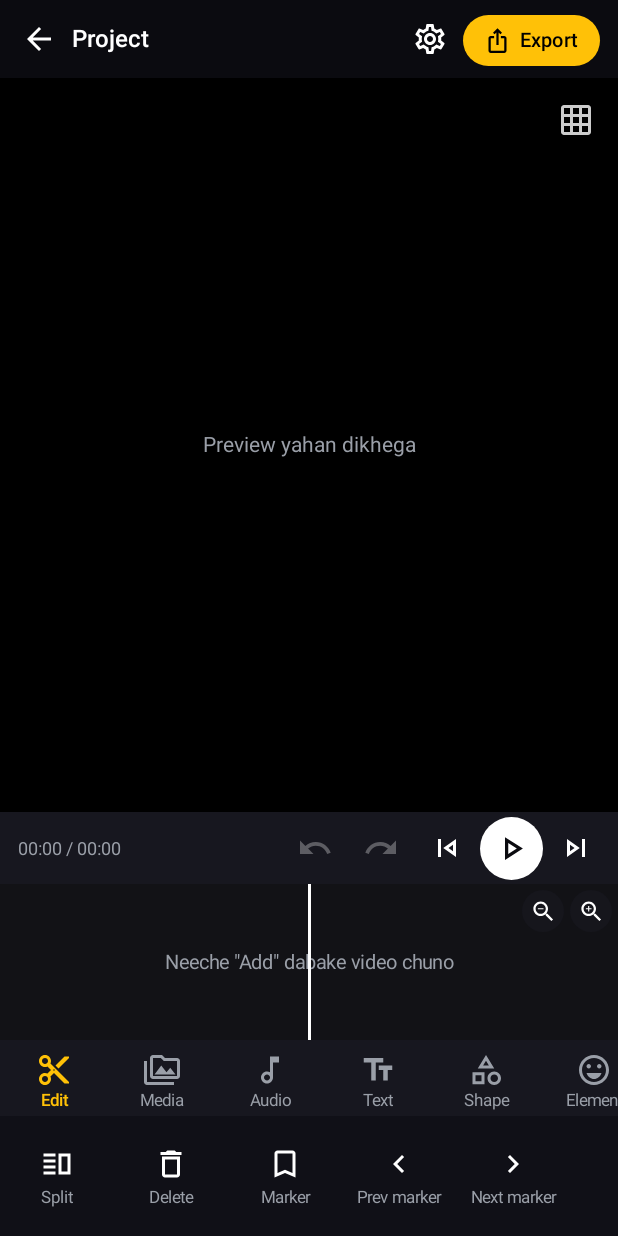
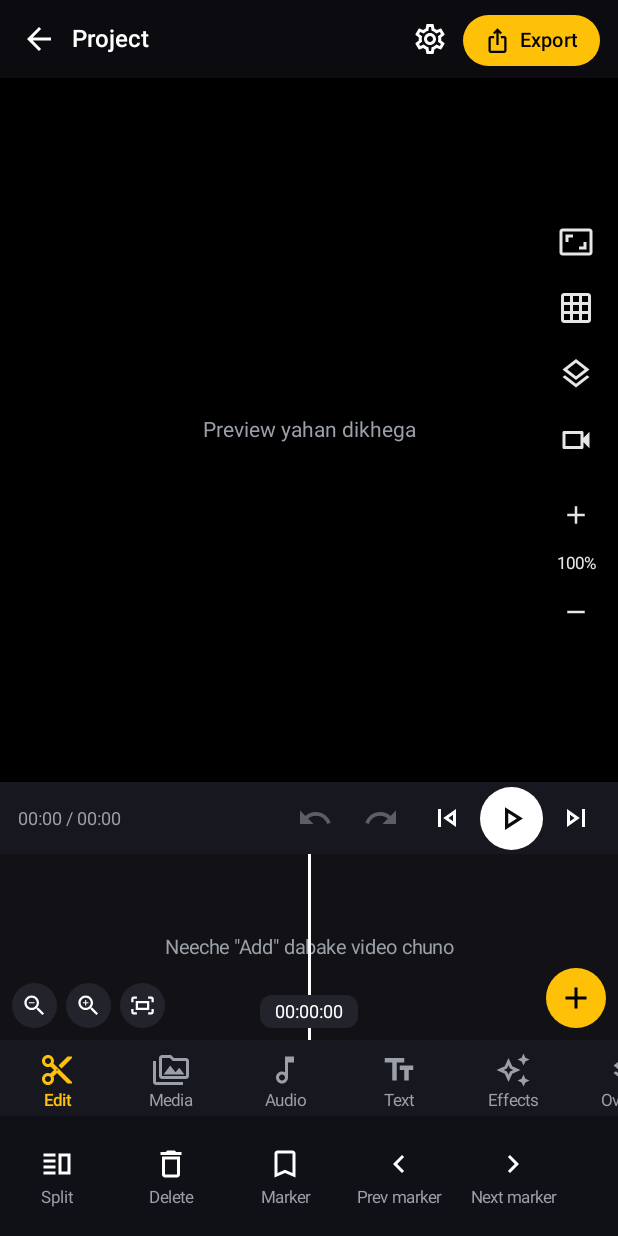
Before and after one commit to aaidiajay/BoldCut, an Android app built with Jetpack Compose: the composable EditorScreen called with empty values, on a phone screen of 412 x 824 dp. Run offline under Robolectric (Android 15) with nearby library versions, the phone set to English and light mode, and no system bars.

Commit message:
step 6.1 ruler zoom grid sidebar tools

```diff
--- a/app/build.gradle.kts
+++ b/app/build.gradle.kts
@@ -11,8 +11,8 @@ android {
         applicationId = "com.boldframe.boldcut"
         minSdk = 26
         targetSdk = 34
-        versionCode = 7
-        versionName = "0.6"
+        versionCode = 8
+        versionName = "0.6.1"
     }
 
     buildTypes {
--- a/app/src/main/java/com/boldframe/boldcut/EditorScreen.kt
+++ b/app/src/main/java/com/boldframe/boldcut/EditorScreen.kt
@@ -9,7 +9,9 @@ import androidx.activity.result.contract.ActivityResultContracts
 import androidx.compose.foundation.background
 import androidx.compose.foundation.clickable
 import androidx.compose.foundation.horizontalScroll
+import androidx.compose.foundation.gestures.detectTransformGestures
 import androidx.compose.foundation.layout.Box
+import androidx.compose.foundation.layout.BoxWithConstraints
 import androidx.compose.foundation.layout.Column
 import androidx.compose.foundation.layout.PaddingValues
 import androidx.compose.foundation.layout.Row
@@ -17,11 +19,14 @@ import androidx.compose.foundation.layout.Spacer
 import androidx.compose.foundation.layout.fillMaxSize
 import androidx.compose.foundation.layout.fillMaxWidth
 import androidx.compose.foundation.layout.height
+import androidx.compose.foundation.layout.offset
 import androidx.compose.foundation.layout.padding
+import androidx.compose.foundation.layout.requiredSize
 import androidx.compose.foundation.layout.size
 import androidx.compose.foundation.layout.width
 import androidx.compose.foundation.rememberScrollState
 import androidx.compose.foundation.shape.CircleShape
+import androidx.compose.foundation.shape.RoundedCornerShape
 import androidx.compose.material.icons.Icons
 import androidx.compose.material.icons.outlined.*
 import androidx.compose.material3.Button
@@ -40,12 +45,17 @@ import androidx.compose.runtime.snapshotFlow
 import androidx.compose.ui.Alignment
 import androidx.compose.ui.Modifier
 import androidx.compose.ui.draw.clip
+import androidx.compose.ui.draw.clipToBounds
+import androidx.compose.ui.geometry.Offset
+import androidx.compose.ui.input.pointer.pointerInput
 import androidx.compose.ui.graphics.Color
 import androidx.compose.ui.graphics.vector.ImageVector
+import androidx.compose.ui.platform.LocalConfiguration
 import androidx.compose.ui.platform.LocalContext
 import androidx.compose.ui.platform.LocalDensity
 import androidx.compose.ui.text.font.FontWeight
 import androidx.compose.ui.text.style.TextOverflow
+import androidx.compose.ui.unit.IntOffset
 import androidx.compose.ui.unit.dp
 import androidx.compose.ui.unit.sp
 import androidx.compose.ui.viewinterop.AndroidView
@@ -66,18 +76,27 @@ import kotlin.math.roundToInt
 private fun fmt(ms: Long): String =
     String.format(Locale.US, "%02d:%02d", ms / 60000, (ms / 1000) % 60)
 
-// Bottom tool tabs. step = kis step me kaam karega
-private enum class ToolTab(val label: String, val icon: ImageVector, val step: Int?) {
+// Bottom tool tabs (reference jaisa poora list). step = kis step me kaam karega
+private enum class ToolTab(val label: String, val icon: ImageVector, val step: Int?, val ai: Boolean = false) {
     Edit("Edit", Icons.Outlined.ContentCut, null),
     Media("Media", Icons.Outlined.PermMedia, null),
     Audio("Audio", Icons.Outlined.MusicNote, 11),
     Text("Text", Icons.Outlined.TextFields, 11),
+    Effects("Effects", Icons.Outlined.AutoAwesome, 12),
+    Overlay("Overlay", Icons.Outlined.Layers, 9),
+    Captions("Captions", Icons.Outlined.Subtitles, 14),
+    Filters("Filters", Icons.Outlined.FilterVintage, 12),
+    Adjust("Adjust", Icons.Outlined.Tune, 12),
+    Stickers("Stickers", Icons.Outlined.StickyNote2, 9),
     Shape("Shape", Icons.Outlined.Category, 9),
-    Element("Element", Icons.Outlined.EmojiEmotions, 9),
-    Template("Template", Icons.Outlined.ViewQuilt, 14),
     Draw("Freehand", Icons.Outlined.Gesture, 9),
     Vector("Vector", Icons.Outlined.Create, 9),
-    Effects("Effects", Icons.Outlined.AutoAwesome, 12)
+    Generate("Generate", Icons.Outlined.CreateNewFolder, 14, true),
+    Avatar("AI avatar", Icons.Outlined.Face, 14, true),
+    Transcript("Transcript", Icons.Outlined.Article, 14),
+    Aspect("Aspect", Icons.Outlined.AspectRatio, 8),
+    Background("Background", Icons.Outlined.Texture, 8),
+    Template("Templates", Icons.Outlined.ViewQuilt, 14)
 }
 
 @Composable
@@ -105,7 +124,12 @@ fun EditorScreen(projectId: String, onBack: () -> Unit, onOpenSettings: () -> Un
     var tab by remember { mutableStateOf(ToolTab.Edit) }
     var showExport by remember { mutableStateOf(false) }
     var showSpeed by remember { mutableStateOf(false) }
-    var gridMode by remember { mutableStateOf(GridMode.OFF) }
+    var grid by remember { mutableStateOf(GridConfig()) }
+    var showGrid by remember { mutableStateOf(false) }
+    var pz by remember { mutableStateOf(1f) }
+    var pan by remember { mutableStateOf(Offset.Zero) }
+    var videoHidden by remember { mutableStateOf(false) }
+    val screenWdp = LocalConfiguration.current.screenWidthDp
     var videoSize by remember { mutableStateOf<Pair<Int, Int>?>(null) }
     var exportSettings by remember { mutableStateOf(ExportSettings()) }
     val thumbKey = remember { arrayOf<String?>(null) }
@@ -120,7 +144,17 @@ fun EditorScreen(projectId: String, onBack: () -> Unit, onOpenSettings: () -> Un
     fun totalMs(): Long = clips.sumOf { it.lengthMs }
 
     fun zoomBy(f: Float) {
-        dpPerSec = (dpPerSec * f).coerceIn(8f, 400f)
+        dpPerSec = (dpPerSec * f).coerceIn(MIN_DPS, MAX_DPS)
+    }
+
+    // Poora project screen me fit karo
+    fun fitZoom() {
+        val sec = totalMs() / 1000f
+        if (sec <= 0f) {
+            toast("Pehle video add karo")
+            return
+        }
+        dpPerSec = (screenWdp * 0.85f / sec).coerceIn(MIN_DPS, MAX_DPS)
     }
 
     // ---- Project save ----
@@ -463,11 +497,31 @@ fun EditorScreen(projectId: String, onBack: () -> Unit, onOpenSettings: () -> Un
             Spacer(Modifier.width(8.dp))
         }
 
-        // Preview + grid
+        // Preview: zoom/pan + grid + right side toolbar
+        BoxWithConstraints(
+            Modifier
+                .weight(1f)
+                .fillMaxWidth()
+                .background(c.previewBg)
+                .clipToBounds()
+                .pointerInput(Unit) {
+                    detectTransformGestures { _, panChange, zoomChange, _ ->
+                        pz = (pz * zoomChange).coerceIn(0.25f, 4f)
+                        pan = if (pz > 1f) pan + panChange else Offset.Zero
+                    }
+                }
+        ) {
+            val boxW = maxWidth
+            val boxH = maxHeight
+            val vs = videoSize
+            val aspect = if (vs != null) vs.first.toFloat() / vs.second.toFloat() else 16f / 9f
             Box(
-            Modifier.weight(1f).fillMaxWidth().background(c.previewBg),
-            contentAlignment = Alignment.Center
+                Modifier
+                    .align(Alignment.Center)
+                    .requiredSize(boxW * pz, boxH * pz)
+                    .offset { IntOffset(pan.x.roundToInt(), pan.y.roundToInt()) }
             ) {
+                if (!videoHidden) {
                     AndroidView(
                         modifier = Modifier.fillMaxSize(),
                         factory = { ctxView ->
@@ -477,22 +531,36 @@ fun EditorScreen(projectId: String, onBack: () -> Unit, onOpenSettings: () -> Un
                             }
                         }
                     )
-            val vs = videoSize
-            val aspect = if (vs != null) vs.first.toFloat() / vs.second.toFloat() else 16f / 9f
-            GridOverlay(gridMode, aspect, Modifier.fillMaxSize())
+                }
+                GridOverlay(grid, aspect, Modifier.fillMaxSize())
+            }
             if (clips.isEmpty()) {
-                Text("Preview yahan dikhega", color = c.muted, fontSize = 14.sp)
-            }
-            Box(Modifier.align(Alignment.TopEnd).padding(6.dp)) {
-                IconBtn(
-                    Icons.Outlined.GridOn,
-                    onClick = {
-                        gridMode = GridMode.values()[(gridMode.ordinal + 1) % GridMode.values().size]
-                        toast(gridMode.label)
-                    },
-                    tint = if (gridMode == GridMode.OFF) Color(0xCCFFFFFF) else c.accent
+                Text(
+                    "Preview yahan dikhega",
+                    color = c.muted,
+                    fontSize = 14.sp,
+                    modifier = Modifier.align(Alignment.Center)
                 )
             }
+            PreviewSideBar(
+                modifier = Modifier.align(Alignment.CenterEnd),
+                zoomPct = (pz * 100).roundToInt(),
+                gridOn = grid.enabled,
+                videoHidden = videoHidden,
+                onAspect = { toast("Aspect ratio Step 8 me") },
+                onGrid = { showGrid = true },
+                onLayers = { toast("Layers panel Step 9 me") },
+                onToggleVideo = { videoHidden = !videoHidden },
+                onZoomIn = { pz = (pz * 1.25f).coerceIn(0.25f, 4f) },
+                onZoomOut = {
+                    pz = (pz / 1.25f).coerceIn(0.25f, 4f)
+                    if (pz <= 1f) pan = Offset.Zero
+                },
+                onZoomReset = {
+                    pz = 1f
+                    pan = Offset.Zero
+                }
+            )
         }
 
         // Transport row
@@ -535,6 +603,8 @@ fun EditorScreen(projectId: String, onBack: () -> Unit, onOpenSettings: () -> Un
             scrollState = scrollState,
             dpPerSec = dpPerSec,
             onZoom = { zoomBy(it) },
+            onFit = { fitZoom() },
+            onAdd = { addVideo() },
             onSelect = { selectedId = if (selectedId == it) null else it },
             onSeek = { ms ->
                 posMs = ms
@@ -563,12 +633,27 @@ fun EditorScreen(projectId: String, onBack: () -> Unit, onOpenSettings: () -> Un
                         val sel = t == tab
                         Column(
                             Modifier
-                                .width(72.dp)
+                                .width(76.dp)
                                 .clickable { tab = t }
                                 .padding(top = 8.dp, bottom = 4.dp),
                             horizontalAlignment = Alignment.CenterHorizontally
                         ) {
+                            Box {
                                 BcIcon(t.icon, tint = if (sel) c.accent else c.muted, size = 24.dp)
+                                if (t.ai) {
+                                    Text(
+                                        "AI",
+                                        fontSize = 8.sp,
+                                        color = Color.Black,
+                                        fontWeight = FontWeight.Bold,
+                                        modifier = Modifier
+                                            .align(Alignment.TopEnd)
+                                            .offset(x = 8.dp, y = (-4).dp)
+                                            .background(Color(0xFF3DE0FF), RoundedCornerShape(4.dp))
+                                            .padding(horizontal = 3.dp)
+                                    )
+                                }
+                            }
                             Spacer(Modifier.height(2.dp))
                             Text(
                                 t.label,
@@ -613,6 +698,11 @@ fun EditorScreen(projectId: String, onBack: () -> Unit, onOpenSettings: () -> Un
                 }
             }
         }
+    }
+
+    // ---- Grid sheet ----
+    if (showGrid) {
+        GridSheet(grid, onChange = { grid = it }, onDismiss = { showGrid = false })
     }
 
     // ---- Speed sheet ----
@@ -661,3 +751,47 @@ fun EditorScreen(projectId: String, onBack: () -> Unit, onOpenSettings: () -> Un
         else -> {}
     }
 }
+
+@Composable
+private fun PreviewSideBar(
+    modifier: Modifier,
+    zoomPct: Int,
+    gridOn: Boolean,
+    videoHidden: Boolean,
+    onAspect: () -> Unit,
+    onGrid: () -> Unit,
+    onLayers: () -> Unit,
+    onToggleVideo: () -> Unit,
+    onZoomIn: () -> Unit,
+    onZoomOut: () -> Unit,
+    onZoomReset: () -> Unit
+) {
+    val c = Bc.c
+    val white = Color(0xE6FFFFFF)
+    Column(
+        modifier
+            .padding(6.dp)
+            .clip(RoundedCornerShape(18.dp))
+            .background(Color(0x88000000)),
+        horizontalAlignment = Alignment.CenterHorizontally
+    ) {
+        IconBtn(Icons.Outlined.AspectRatio, onAspect, tint = white)
+        IconBtn(Icons.Outlined.GridOn, onGrid, tint = if (gridOn) c.accent else white)
+        IconBtn(Icons.Outlined.Layers, onLayers, tint = white)
+        IconBtn(
+            if (videoHidden) Icons.Outlined.VideocamOff else Icons.Outlined.Videocam,
+            onToggleVideo,
+            tint = white
+        )
+        Spacer(Modifier.height(6.dp))
+        IconBtn(Icons.Outlined.Add, onZoomIn, tint = white, size = 20.dp)
+        Text(
+            "$zoomPct%",
+            color = white,
+            fontSize = 11.sp,
+            modifier = Modifier.clickable(onClick = onZoomReset).padding(vertical = 4.dp, horizontal = 4.dp)
+        )
+        IconBtn(Icons.Outlined.Remove, onZoomOut, tint = white, size = 20.dp)
+        Spacer(Modifier.height(4.dp))
+    }
+}
--- a/app/src/main/java/com/boldframe/boldcut/Settings.kt
+++ b/app/src/main/java/com/boldframe/boldcut/Settings.kt
@@ -95,7 +95,7 @@ fun SettingsScreen(mode: ThemeMode, onMode: (ThemeMode) -> Unit, onClose: () ->
                     .padding(16.dp)
             ) {
                 Text("BoldCut", color = c.text, fontSize = 16.sp, fontWeight = FontWeight.SemiBold)
-                Text("Version 0.6", color = c.muted, fontSize = 13.sp)
+                Text("Version 0.6.1", color = c.muted, fontSize = 13.sp)
             }
             Spacer(Modifier.height(24.dp))
         }
--- a/app/src/main/java/com/boldframe/boldcut/Timeline.kt
+++ b/app/src/main/java/com/boldframe/boldcut/Timeline.kt
@@ -55,6 +55,9 @@ import androidx.compose.ui.input.pointer.pointerInput
 import androidx.compose.ui.input.pointer.positionChanged
 import androidx.compose.ui.layout.ContentScale
 import androidx.compose.ui.platform.LocalContext
+import androidx.compose.ui.text.TextStyle
+import androidx.compose.ui.text.drawText
+import androidx.compose.ui.text.rememberTextMeasurer
 import androidx.compose.ui.platform.LocalDensity
 import androidx.compose.ui.unit.dp
 import androidx.compose.ui.unit.sp
@@ -65,15 +68,38 @@ import kotlin.math.ceil
 import kotlin.math.roundToInt
 
 const val BASE_DP_PER_SEC = 50f
+const val MIN_DPS = 0.2f
+const val MAX_DPS = 600f
+private val RULER_STEPS = doubleArrayOf(0.1, 0.2, 0.5, 1.0, 2.0, 5.0, 10.0, 15.0, 30.0, 60.0, 120.0, 300.0, 600.0, 1800.0, 3600.0)
 private const val TILE_DP = 90f
 private const val MAX_FRAMES = 150
 private const val MIN_CLIP_MS = 300L
 private val Accent = Color(0xFFFFC107)
 private val MarkerColor = Color(0xFF2EC4B6)
 
+fun timecode(ms: Long): String {
+    val m = ms / 60000
+    val sec = (ms / 1000) % 60
+    val f = (ms % 1000) * 30 / 1000
+    return String.format(Locale.US, "%02d:%02d:%02d", m, sec, f)
+}
+
+private fun rulerLabel(t: Double, major: Double): String {
+    val total = (t * 1000).roundToInt()
+    val h = total / 3600000
+    val m = (total / 60000) % 60
+    val s = (total / 1000) % 60
+    val d = (total % 1000) / 100
+    return when {
+        h > 0 -> String.format(Locale.US, "%d:%02d:%02d", h, m, s)
+        major < 1.0 -> String.format(Locale.US, "%02d:%02d.%d", m, s, d)
+        else -> String.format(Locale.US, "%02d:%02d", m, s)
+    }
+}
+
 /**
  * CapCut-style timeline: playhead beech me fixed, clips scroll hote hain.
- * Do ungliyon se pinch karke zoom (lambi/choti) hota hai.
+ * Pinch se zoom, neeche-left me zoom +/- aur fit button, upar ruler me timecode.
  */
 @Composable
 fun Timeline(
@@ -85,6 +111,8 @@ fun Timeline(
     scrollState: ScrollState,
     dpPerSec: Float,
     onZoom: (Float) -> Unit,
+    onFit: () -> Unit,
+    onAdd: () -> Unit,
     onSelect: (Long) -> Unit,
     onSeek: (Long) -> Unit,
     onUserDrag: () -> Unit,
@@ -123,7 +151,7 @@ fun Timeline(
     BoxWithConstraints(
         Modifier
             .fillMaxWidth()
-            .height(104.dp)
+            .height(124.dp)
             .background(pal.timelineBg)
             .pointerInput(Unit) {
                 // Do ungliyon ka pinch: Initial pass me dekhte hain taaki scroll se na takraye
@@ -144,13 +172,17 @@ fun Timeline(
             }
     ) {
         val half = maxWidth / 2
+        val viewPx = with(density) { maxWidth.toPx() }
         Box(Modifier.fillMaxSize()) {
             Row(Modifier.horizontalScroll(scrollState)) {
                 Spacer(Modifier.width(half))
                 Column {
                     val totalDp = with(density) { (totalMs * pxPerMs).toDp() }
-                    Box(Modifier.width(totalDp).height(22.dp)) {
-                        Ruler(totalMs, Modifier.fillMaxSize(), pal.tick, dpPerSec)
+                    Box(Modifier.width(totalDp).height(28.dp)) {
+                        Ruler(
+                            totalMs, Modifier.fillMaxSize(), pal.tick, pal.muted,
+                            dpPerSec, scrollState, viewPx / 2f, viewPx
+                        )
                         markers.filter { it.timeMs <= totalMs }.forEach { m ->
                             Box(
                                 Modifier
@@ -202,14 +234,39 @@ fun Timeline(
                     .background(pal.text)
             )
 
-            // Zoom buttons
+            // Timecode pill (playhead ke neeche)
+            Text(
+                timecode(posMs),
+                color = pal.text,
+                fontSize = 12.sp,
+                modifier = Modifier
+                    .align(Alignment.BottomCenter)
+                    .padding(bottom = 8.dp)
+                    .background(pal.surface2, RoundedCornerShape(8.dp))
+                    .padding(horizontal = 10.dp, vertical = 4.dp)
+            )
+
+            // Zoom controls (neeche-left)
             Row(
-                Modifier.align(Alignment.TopEnd).padding(4.dp),
-                horizontalArrangement = androidx.compose.foundation.layout.Arrangement.spacedBy(4.dp)
+                Modifier.align(Alignment.BottomStart).padding(8.dp),
+                horizontalArrangement = androidx.compose.foundation.layout.Arrangement.spacedBy(6.dp)
             ) {
-                ZoomBtn(Icons.Outlined.ZoomOut) { onZoom(0.7f) }
-                ZoomBtn(Icons.Outlined.ZoomIn) { onZoom(1.4f) }
+                ZoomBtn(Icons.Outlined.ZoomOut) { onZoom(0.6f) }
+                ZoomBtn(Icons.Outlined.ZoomIn) { onZoom(1.6f) }
+                ZoomBtn(Icons.Outlined.FitScreen) { onFit() }
             }
+
+            // Add (+) button
+            Box(
+                Modifier
+                    .align(Alignment.BottomEnd)
+                    .padding(8.dp)
+                    .size(40.dp)
+                    .clip(CircleShape)
+                    .background(pal.accent)
+                    .clickable(onClick = onAdd),
+                contentAlignment = Alignment.Center
+            ) { BcIcon(Icons.Outlined.Add, tint = pal.onAccent, size = 24.dp) }
         }
     }
 }
@@ -219,36 +276,51 @@ private fun ZoomBtn(icon: androidx.compose.ui.graphics.vector.ImageVector, onCli
     val pal = Bc.c
     Box(
         Modifier
-            .size(28.dp)
+            .size(30.dp)
             .clip(CircleShape)
-            .background(pal.surface.copy(alpha = 0.8f))
+            .background(pal.surface2)
             .clickable(onClick = onClick),
         contentAlignment = Alignment.Center
     ) { BcIcon(icon, tint = pal.text, size = 18.dp) }
 }
 
+/** Ruler: sirf screen par dikhne wale ticks aur timecode draw hote hain. */
 @Composable
-private fun Ruler(totalMs: Long, modifier: Modifier, tick: Color, dpPerSec: Float) {
-    // Zoom ke hisaab se tick ki ginti badalti hai
-    val stepSec = when {
-        dpPerSec >= 40f -> 1
-        dpPerSec >= 15f -> 5
-        else -> 10
-    }
+private fun Ruler(
+    totalMs: Long,
+    modifier: Modifier,
+    tick: Color,
+    labelColor: Color,
+    dpPerSec: Float,
+    scroll: ScrollState,
+    halfPx: Float,
+    viewPx: Float
+) {
+    val measurer = rememberTextMeasurer()
+    val style = remember(labelColor) { TextStyle(color = labelColor, fontSize = 9.sp) }
+    val major = RULER_STEPS.firstOrNull { it * dpPerSec >= 70.0 } ?: 3600.0
     Canvas(modifier) {
-        val secs = (totalMs / 1000).toInt()
-        val pxSec = dpPerSec.dp.toPx()
-        var s = 0
-        while (s <= secs) {
-            val x = s * pxSec
-            val h = if (s % (stepSec * 5) == 0) size.height * 0.7f else size.height * 0.35f
-            drawLine(
-                tick,
-                Offset(x, size.height - h),
-                Offset(x, size.height),
-                1.dp.toPx()
-            )
-            s += stepSec
+        val pxSec = dpPerSec.dp.toPx().toDouble()
+        val minor = major / 5.0
+        val startPx = (scroll.value - halfPx).toDouble()
+        val firstI = maxOf(0, kotlin.math.floor(startPx / pxSec / minor).toInt() - 1)
+        val lastI = kotlin.math.ceil((startPx + viewPx) / pxSec / minor).toInt() + 1
+        val totalSec = totalMs / 1000.0
+        for (i in firstI..lastI) {
+            val t = i * minor
+            if (t > totalSec + 1e-6) break
+            val x = (t * pxSec).toFloat()
+            val isMajor = i % 5 == 0
+            val h = if (isMajor) size.height * 0.45f else size.height * 0.22f
+            drawLine(tick, Offset(x, size.height - h), Offset(x, size.height), 1.dp.toPx())
+            if (isMajor) {
+                drawText(
+                    measurer,
+                    rulerLabel(t, major),
+                    topLeft = Offset(x + 3.dp.toPx(), 1.dp.toPx()),
+                    style = style
+                )
+            }
         }
     }
 }
```
Also changed, not shown: app/src/main/java/com/boldframe/boldcut/ClipTools.kt (+163 -87 lines). Lines whose indentation alone changed are shown as unchanged.
